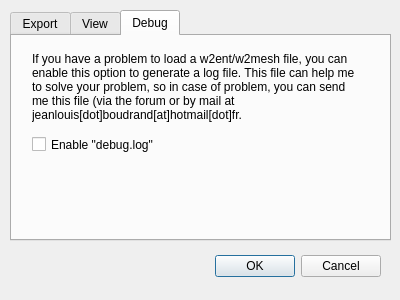
First picture: the form in W2ENT_QT/options.ui, repository JLouis-B/RedTools, before the edit.
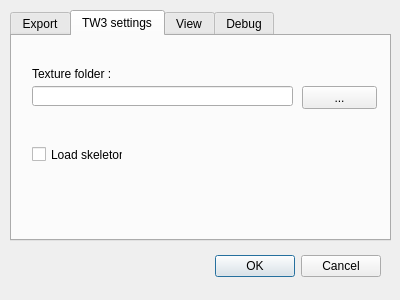
Second picture: the form after the edit.

Commit message: TW3 tex path can be set in the options

What changed in the file:
```diff
--- a/W2ENT_QT/options.ui
+++ b/W2ENT_QT/options.ui
@@ -42,7 +42,7 @@
     </rect>
    </property>
    <property name="currentIndex">
-    <number>2</number>
+    <number>1</number>
    </property>
    <widget class="QWidget" name="tab_export">
     <attribute name="title">
@@ -210,6 +210,60 @@
      </property>
     </widget>
    </widget>
+   <widget class="QWidget" name="tab_2">
+    <attribute name="title">
+     <string>TW3 settings</string>
+    </attribute>
+    <widget class="QPushButton" name="pushButton_TW3_selectTexFolder">
+     <property name="geometry">
+      <rect>
+       <x>290</x>
+       <y>50</y>
+       <width>75</width>
+       <height>23</height>
+      </rect>
+     </property>
+     <property name="text">
+      <string>...</string>
+     </property>
+    </widget>
+    <widget class="QLineEdit" name="lineEdit_TW3_texFolder">
+     <property name="geometry">
+      <rect>
+       <x>20</x>
+       <y>50</y>
+       <width>261</width>
+       <height>20</height>
+      </rect>
+     </property>
+    </widget>
+    <widget class="QLabel" name="label_TW3_texFolder">
+     <property name="geometry">
+      <rect>
+       <x>20</x>
+       <y>30</y>
+       <width>81</width>
+       <height>16</height>
+      </rect>
+     </property>
+     <property name="text">
+      <string>Texture folder :</string>
+     </property>
+    </widget>
+    <widget class="QCheckBox" name="checkBox_TW3_loadSkel">
+     <property name="geometry">
+      <rect>
+       <x>20</x>
+       <y>110</y>
+       <width>91</width>
+       <height>17</height>
+      </rect>
+     </property>
+     <property name="text">
+      <string>Load skeleton</string>
+     </property>
+    </widget>
+   </widget>
    <widget class="QWidget" name="tab_view">
     <attribute name="title">
      <string>View</string>
```
Left out of the diff: 2 changed lines with no effect on the pictures. The commit also changes 14 other files.
